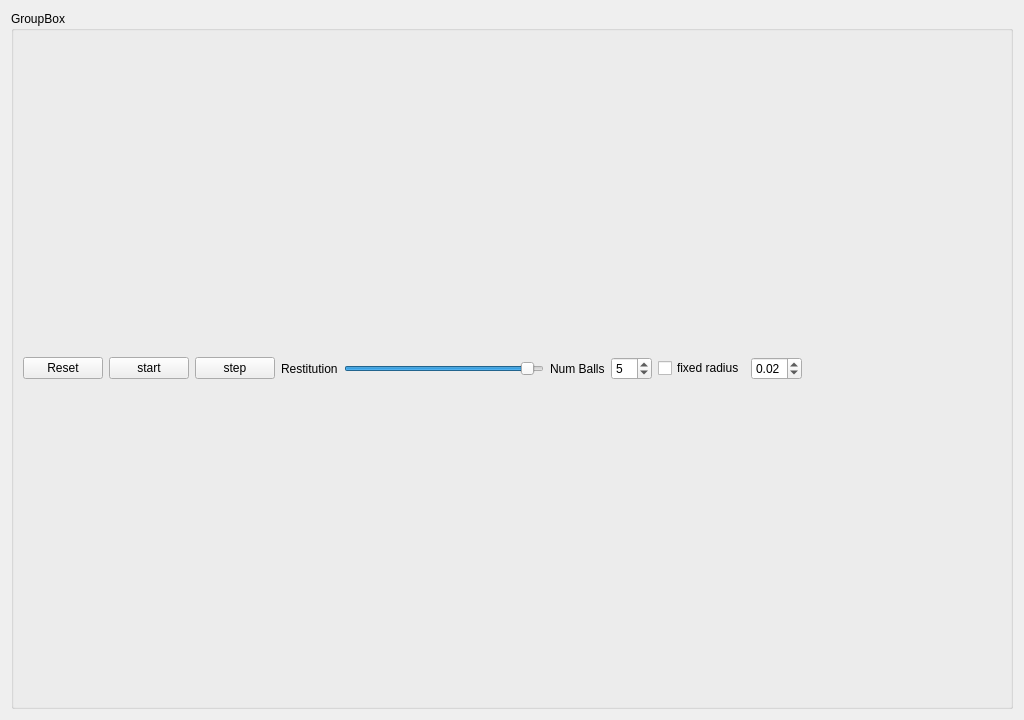
Qt form 05-beads/ManyBead.ui (NCCA/10MinutePhysicsPY) before a commit.
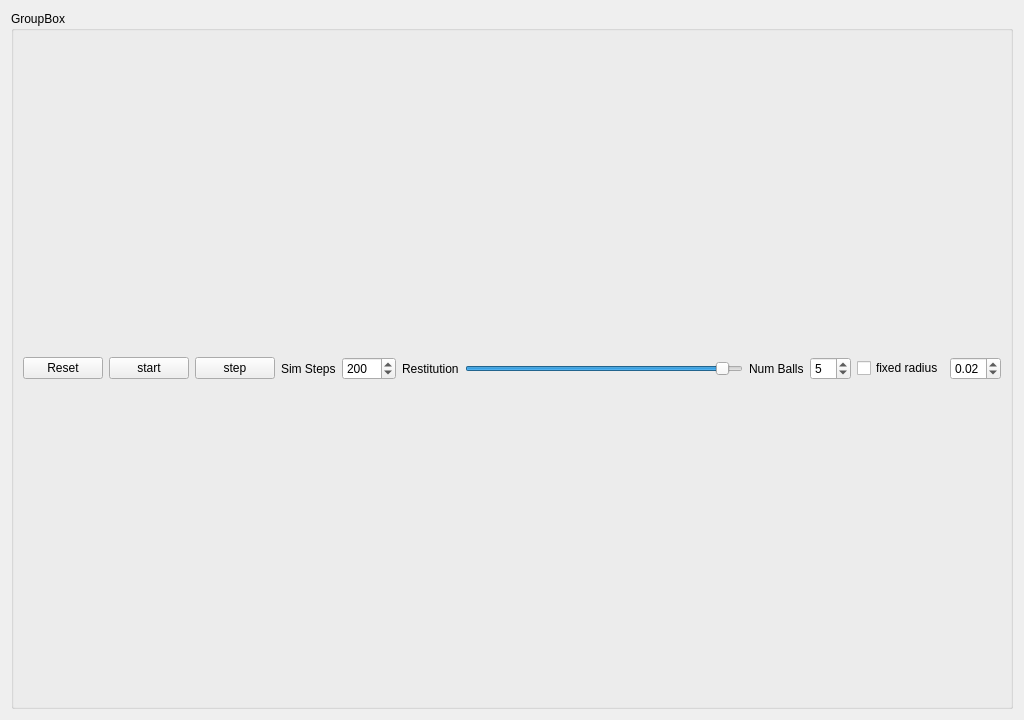
The same form after that commit.

Commit message: added sim step control

Diff of the .ui file:
```diff
--- a/05-beads/ManyBead.ui
+++ b/05-beads/ManyBead.ui
@@ -44,6 +44,29 @@
         </property>
        </widget>
       </item>
+      <item>
+       <widget class="QLabel" name="label_3">
+        <property name="text">
+         <string>Sim Steps</string>
+        </property>
+       </widget>
+      </item>
+      <item>
+       <widget class="QSpinBox" name="sim_steps">
+        <property name="minimum">
+         <number>100</number>
+        </property>
+        <property name="maximum">
+         <number>1000</number>
+        </property>
+        <property name="singleStep">
+         <number>100</number>
+        </property>
+        <property name="value">
+         <number>200</number>
+        </property>
+       </widget>
+      </item>
       <item>
        <widget class="QLabel" name="label">
         <property name="text">
@@ -107,19 +130,6 @@
         </property>
        </widget>
       </item>
-      <item>
-       <spacer name="horizontalSpacer">
-        <property name="orientation">
-         <enum>Qt::Orientation::Horizontal</enum>
-        </property>
-        <property name="sizeHint" stdset="0">
-         <size>
-          <width>40</width>
-          <height>20</height>
-         </size>
-        </property>
-       </spacer>
-      </item>
      </layout>
     </widget>
    </item>
```
The commit also changes 3 other files.
